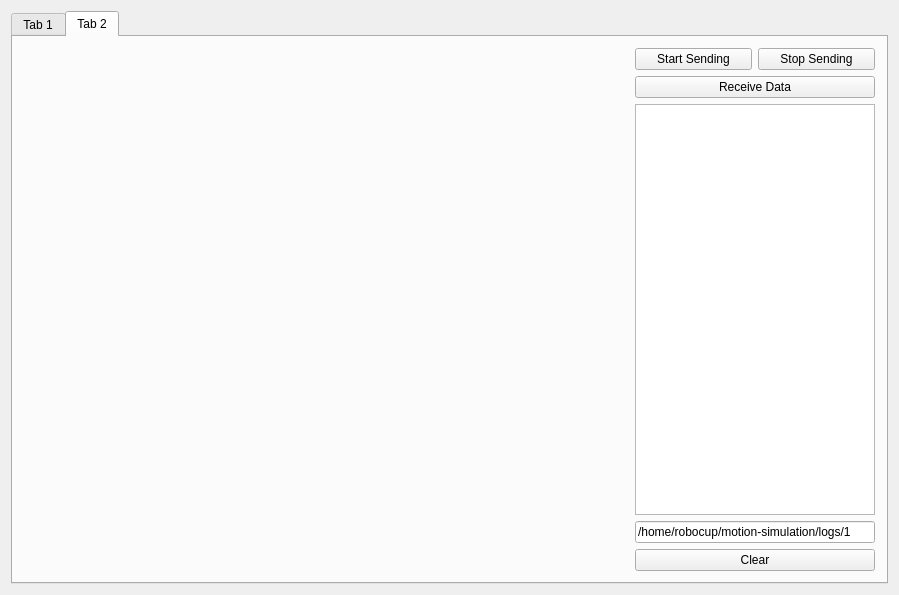
Before: the Qt Designer form dialog.ui in kektobiologist/motion-simulation, drawn with Qt 5.
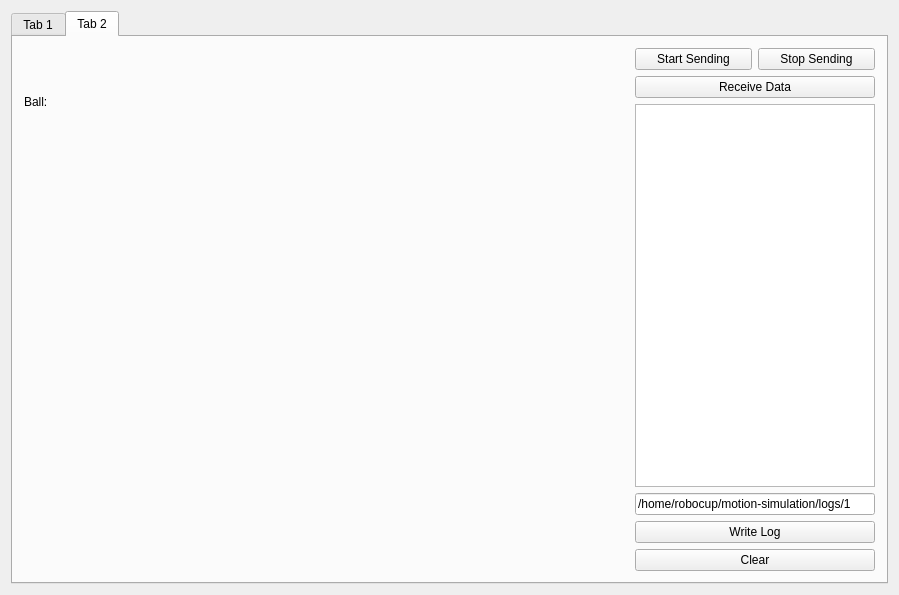
After: the same form once the commit is applied. Custom widgets are drawn as their Qt base class.

Patch:
```diff
--- a/dialog.ui
+++ b/dialog.ui
@@ -119,6 +119,15 @@
       </attribute>
       <layout class="QHBoxLayout" name="horizontalLayout_4">
        <item>
+        <layout class="QVBoxLayout" name="verticalLayout_3">
+         <item>
+          <widget class="QLabel" name="ballPosLabel">
+           <property name="text">
+            <string>Ball:</string>
+           </property>
+          </widget>
+         </item>
+         <item>
         <widget class="FIRARenderArea" name="firaRenderArea" native="true">
          <property name="minimumSize">
           <size>
@@ -134,6 +143,8 @@
          </property>
         </widget>
        </item>
+        </layout>
+       </item>
        <item>
         <layout class="QVBoxLayout" name="verticalLayout_2">
          <item>
@@ -171,6 +182,13 @@
            </property>
           </widget>
          </item>
+         <item>
+          <widget class="QPushButton" name="writeLogButton">
+           <property name="text">
+            <string>Write Log</string>
+           </property>
+          </widget>
+         </item>
          <item>
           <widget class="QPushButton" name="clearButton">
            <property name="text">
```
Left out of the diff: 2 changed lines with no effect on the pictures. Lines whose indentation alone changed are shown as unchanged.
